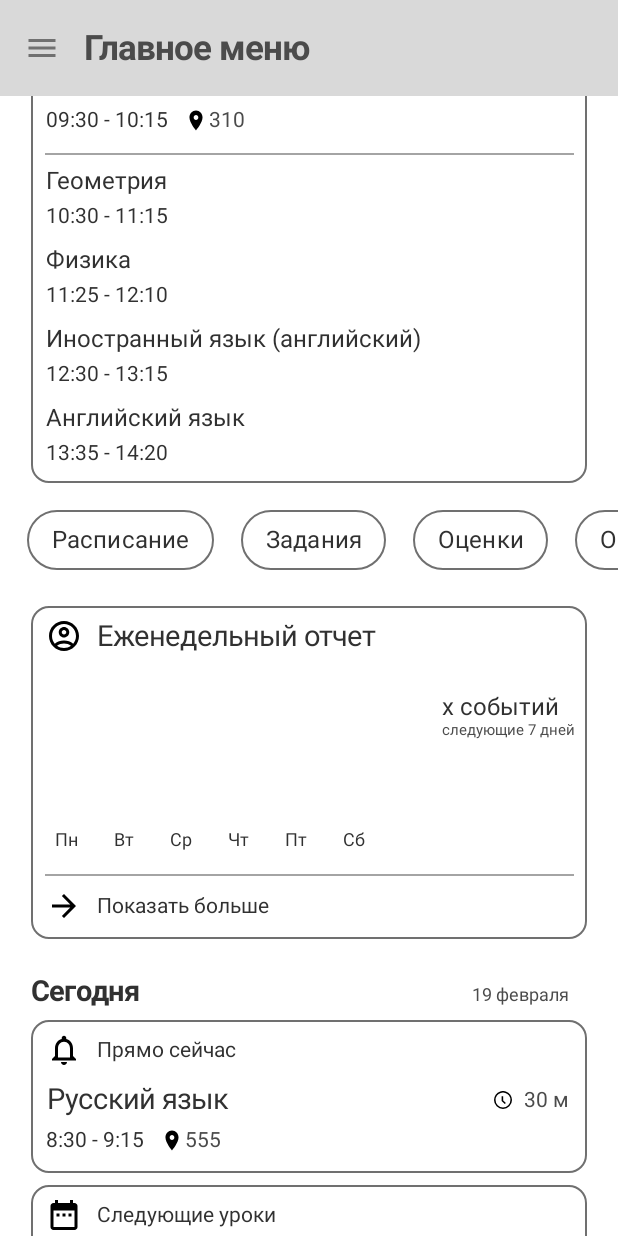
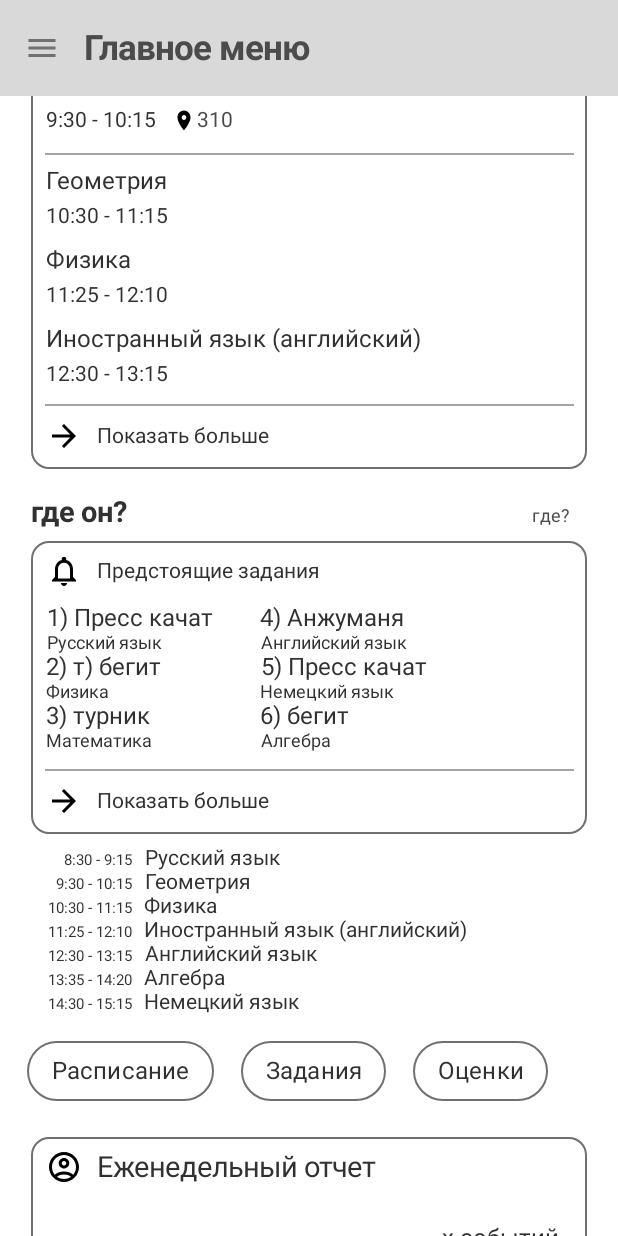
Before and after one commit to kosavsech/SchoolDiary, an Android app built with Jetpack Compose: the @Preview function DefaultPreview, scrolled down 532 dp, on a phone screen of 412 x 824 dp. Run offline under Robolectric (Android 15) with nearby library versions, the phone set to English and light mode, and no system bars; our stand-ins replace constraintlayout-compose.

Commit message:
HomeScreen's layout main elements ready

```diff
--- a/app/src/main/java/com/kxsv/schooldiary/HomeScreen.kt
+++ b/app/src/main/java/com/kxsv/schooldiary/HomeScreen.kt
@@ -1,6 +1,7 @@
 package com.kxsv.schooldiary
 
 import androidx.compose.foundation.BorderStroke
+import androidx.compose.foundation.clickable
 import androidx.compose.foundation.layout.*
 import androidx.compose.foundation.lazy.LazyColumn
 import androidx.compose.foundation.lazy.LazyRow
@@ -65,9 +66,10 @@ fun DefaultPreview() {
                 .layoutId("chips")
         ) {
             items(2) {
-                ChipSection(chips = listOf("Расписание", "Задания", "Оценки", "Оценки", "Оценки"))
+                ChipSection(chips = listOf("Расписание", "Задания", "Оценки"))
                 WeeklyReport(days = listOf("Пн", "Вт", "Ср", "Чт", "Пт", "Сб"))
                 CurrentDay()
+                RegularDay()
             }
         }
     }
@@ -218,9 +220,22 @@ fun WeeklyReport(
                         color = MainText,
                         overflow = TextOverflow.Ellipsis,
                     )
-
                 }
             }
+            ShowMore()
+        }
+    }
+}
+
+@Composable
+fun ShowMore(
+    // TODO link to the screen that opens after click
+) {
+    Column(
+        modifier = Modifier
+            .fillMaxWidth()
+            .clickable { /*TODO callback*/ }
+    ) {
         Divider(
             modifier = Modifier
                 .align(Alignment.CenterHorizontally)
@@ -229,7 +244,7 @@ fun WeeklyReport(
             color = com.kxsv.schooldiary.ui.theme.Divider,
             thickness = 1.dp
         )
-            Row() {
+        Row {
             Icon(
                 imageVector = Icons.Filled.ArrowForward,
                 contentDescription = ""/* TODO Localized description*/,
@@ -250,12 +265,11 @@ fun WeeklyReport(
         }
     }
 }
-}
 
 @Composable
 fun DayHeader(
-    dayOfWeek: String = "Сегодня",
-    date: String = "19 февраля"
+    dayOfWeek: String = "where?",
+    date: String = "где?"
 ) {
     Row(
         modifier = Modifier
@@ -302,6 +316,7 @@ fun CurrentDay(
     Column(
         modifier = Modifier
             .fillMaxWidth()
+            .padding(bottom = 18.dp)
             .layoutId("currentday"),
         horizontalAlignment = Alignment.CenterHorizontally
     ) {
@@ -310,11 +325,179 @@ fun CurrentDay(
             CardSubHeader(icon, heading, 14.sp)
             LessonDetailed()
         }
+        // TODO CHECK FOR LESSON and if there are then do this part
         Spacer(
             modifier = Modifier
                 .height(8.dp)
         )
-        NextLessonsBox()
+        ScheduleDetailed()
+    }
+}
+
+@Composable
+fun RegularDay(
+    icon: ImageVector = Icons.Outlined.Notifications,
+    heading: String = "Предстоящие задания",
+    dayOfWeek: String = "где он?", // REVIEW may be useless, just take today's day
+    date: String = "где?"
+) {
+    Column(
+        modifier = Modifier
+            .fillMaxWidth()
+            .wrapContentHeight(),
+        horizontalAlignment = Alignment.CenterHorizontally
+    ) {
+        DayHeader(dayOfWeek, date)
+        MainScreenCard {
+            CardSubHeader(icon, heading, 14.sp)
+            TaskGrid()
+            ShowMore()
+        }
+        MiniSchedule()
+    }
+}
+
+@Composable
+fun MiniSchedule(
+    lessons: List<String> = listOf(
+        "Русский язык",
+        "Геометрия",
+        "Физика",
+        "Иностранный язык (английский)",
+        "Английский язык",
+        "Алгебра",
+        "Немецкий язык",
+    ),
+    time: List<Pair<String, String>> = listOf(
+        Pair("8:30", "9:15"),
+        Pair("9:30", "10:15"),
+        Pair("10:30", "11:15"),
+        Pair("11:25", "12:10"),
+        Pair("12:30", "13:15"),
+        Pair("13:35", "14:20"),
+        Pair("14:30", "15:15"),
+        Pair("15:25", "16:10"),
+    )
+) {
+    if (lessons.isEmpty() or time.isEmpty()) {
+        // TODO THROW error
+        return
+    }
+    Column(
+        modifier = Modifier
+            .wrapContentWidth()
+            .fillMaxWidth(0.9f)
+            .padding(start = 10.dp, top = 8.dp),
+        horizontalAlignment = Alignment.Start,
+        verticalArrangement = Arrangement.Top
+
+    ) {
+        lessons.forEachIndexed{index, lesson ->
+            ScheduleRow(time[index],lesson)
+        }
+    }
+}
+
+@Composable
+fun ScheduleRow(
+    time: Pair<String, String> = Pair("8:30", "9:15"),
+    lesson: String = "Геометрия"
+) {
+    Row(
+        modifier = Modifier
+            .wrapContentSize()
+            .padding(bottom = 0.dp)
+    ) {
+        Text(
+            text = "${time.first} - ${time.second}",
+            textAlign = TextAlign.End,
+            fontSize = 10.sp,
+            //fontFamily = fontFamily,
+            fontWeight = FontWeight.Normal,
+            color = MainText,
+            overflow = TextOverflow.Ellipsis,
+            modifier = Modifier
+                .width(65.dp) // REVIEW
+                .padding(end = 8.dp)
+                .alignByBaseline()
+        )
+        Text(
+            text = lesson,
+            textAlign = TextAlign.Center,
+            fontSize = 14.sp,
+            //fontFamily = fontFamily,
+            fontWeight = FontWeight.Normal,
+            color = MainText,
+            overflow = TextOverflow.Ellipsis,
+            modifier = Modifier
+                .alignByBaseline()
+        )
+    }
+}
+
+@Composable
+fun TaskGrid(
+    tasks: List<Pair<String, String>> = listOf(
+        Pair("Пресс качат", "Русский язык"),
+        Pair("т) бегит", "Физика"),
+        Pair("турник", "Математика"),
+        Pair("Анжуманя", "Английский язык"),
+        Pair("Пресс качат", "Немецкий язык"),
+        Pair("бегит", "Алгебра"),
+        Pair("турник", "Геометрия"),
+        Pair("Анжуманя", "Физкультура"),
+        Pair("гантели", "Обществознание"),
+    )
+) {
+    Row(
+        modifier = Modifier
+            .fillMaxWidth()
+            .padding(start = 10.dp, end = 10.dp, bottom = 12.dp),
+    ) {
+        // TODO COLUMNS\ROWS AMOUNT SCREEN ADAPTIVE
+        var rowsAmount = 3
+        var columnsAmount = 2
+        var alreadyPrinted = 0
+
+        if (tasks.size <= rowsAmount) {
+            rowsAmount = tasks.size
+            columnsAmount = 1
+        }
+
+        for (column in 0 until columnsAmount) {
+            var padding = 32.dp
+            if ((column + 1) == columnsAmount) { // isLastColumn
+                padding = 0.dp
+            }
+            Column(
+                modifier = Modifier
+                    .wrapContentWidth()
+                    .padding(end = padding)
+            ) {
+                for (row in 0 until rowsAmount) {
+                    Text(
+                        text = "${row + 1 + alreadyPrinted}) ${tasks[row + alreadyPrinted].first}",
+                        textAlign = TextAlign.Center,
+                        fontSize = 16.sp,
+                        //fontFamily = fontFamily,
+                        fontWeight = FontWeight.Normal,
+                        color = MainText,
+                        overflow = TextOverflow.Ellipsis,
+                    )
+                    Text(
+                        text = tasks[row + alreadyPrinted].second,
+                        textAlign = TextAlign.Center,
+                        fontSize = 12.sp,
+                        //fontFamily = fontFamily,
+                        fontWeight = FontWeight.Normal,
+                        color = MainText,
+                        overflow = TextOverflow.Ellipsis,
+                    )
+                }
+                alreadyPrinted += rowsAmount
+                if (tasks.size < 6) rowsAmount = tasks.size - alreadyPrinted
+            }
+        }
     }
 }
 
@@ -362,7 +545,6 @@ fun CardSubHeader(
     }
 }
 
-@Preview(showBackground = true)
 @Composable
 fun LessonDetailed(
     lessonName: String? = "Русский язык",
@@ -453,27 +635,34 @@ fun LessonDetailed(
 }
 
 @Composable
-fun NextLessonsBox(
+fun ScheduleDetailed(
     lessons: List<String> = listOf(
         "Русский язык",
         "Геометрия",
         "Физика",
         "Иностранный язык (английский)",
-        "Английский язык"
+        "Английский язык",
+        "Алгебра",
+        "Немецкий язык",
     ),
     time: List<Pair<String, String>> = listOf(
-        Pair("09:30", "10:15"),
+        Pair("9:30", "10:15"),
         Pair("10:30", "11:15"),
         Pair("11:25", "12:10"),
         Pair("12:30", "13:15"),
         Pair("13:35", "14:20"),
+        Pair("14:30", "15:15"),
+        Pair("15:25", "16:10"),
     )
 ) {
+    if (lessons.isEmpty() or time.isEmpty()) {
+        // TODO THROW error
+        return
+    }
     MainScreenCard {
         CardSubHeader(Icons.Filled.DateRange, "Следующие уроки", 14.sp)
         LessonDetailed(lessons[0], time[0], "310")
-        val lessons = lessons.drop(1)
-        val time = time.drop(1)
+        if (lessons.size > 1) {
             Divider(
                 modifier = Modifier
                     .align(Alignment.CenterHorizontally)
@@ -482,7 +671,11 @@ fun NextLessonsBox(
                 color = com.kxsv.schooldiary.ui.theme.Divider,
                 thickness = 1.dp
             )
+        }
         lessons.forEachIndexed { it, v ->
+            if ((it == 0) or (it >= 4)) {
+                return@forEachIndexed
+            }
             Column {
                 Row(
                     verticalAlignment = Alignment.CenterVertically,
@@ -532,5 +725,6 @@ fun NextLessonsBox(
                 }
             }
         }
+        ShowMore()
     }
 }
```
Lines whose indentation alone changed are shown as unchanged.
